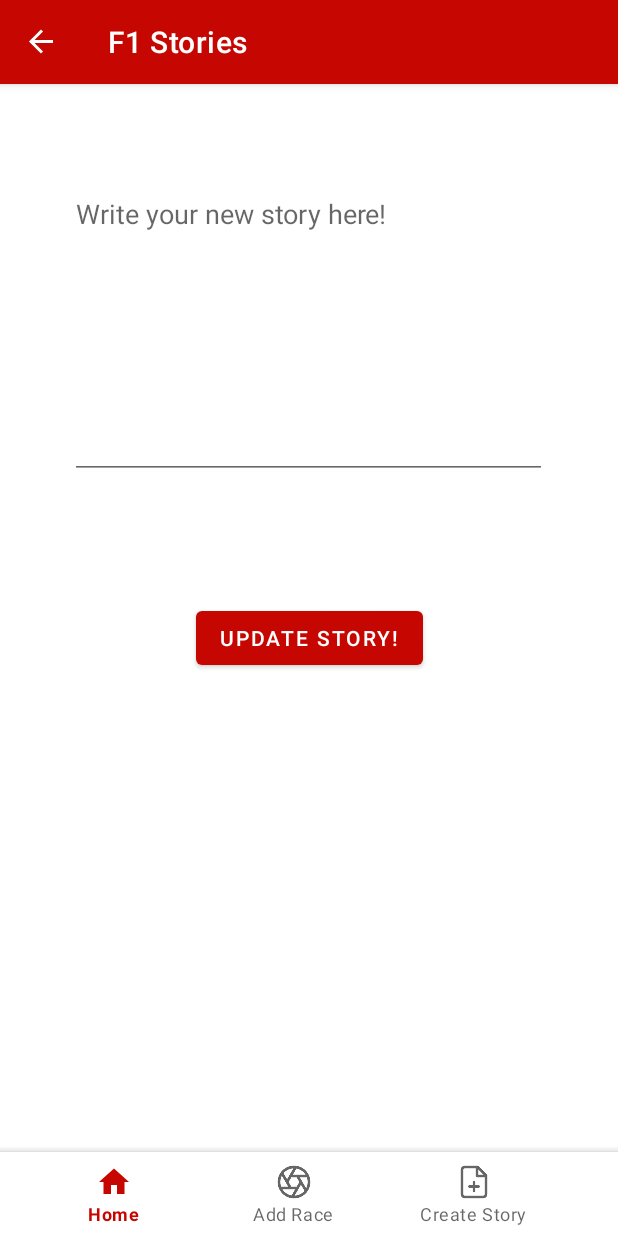
After one commit to nicolasloontjens/f1stories-nma-frontend, an Android app: the fragment UpdateStoryFragment placed in its activity, on a phone screen of 412 x 824 dp. The commit adds this screen. Run offline under Robolectric (Android 15) with nearby library versions, the phone set to English and light mode, and no system bars; our stand-ins replace data binding, navigation-ui; 2 statements that could not run were skipped.

Commit message:
added edit post feature

```diff
--- a/app/src/main/java/be/howest/nicolas/loontjens/f1stories/network/F1StoriesApiService.kt
+++ b/app/src/main/java/be/howest/nicolas/loontjens/f1stories/network/F1StoriesApiService.kt
@@ -51,6 +51,9 @@ interface F1StoriesApiService{
     @DELETE("stories/{id}")
     suspend fun deleteStory(@Path("id") id:Int, @Header("Authorization") auth:String)
 
+    @PUT("stories/{id}")
+    suspend fun updateStory(@Path("id") id:Int, @Body comment: AddCommentBody, @Header("Authorization")auth:String)
+
     /*
     @Multipart
     @POST("stories")
--- a/app/src/main/java/be/howest/nicolas/loontjens/f1stories/profile/ProfileFragment.kt
+++ b/app/src/main/java/be/howest/nicolas/loontjens/f1stories/profile/ProfileFragment.kt
@@ -42,6 +42,8 @@ class ProfileFragment : Fragment() {
             //edit
         ProfileStoryListener
          { story ->
+             val action: NavDirections = ProfileFragmentDirections.actionProfileFragmentToUpdateStoryFragment(story.storyid)
+             findNavController().navigate(action)
          },
             //go to comments
         ProfileStoryListener
--- /dev/null
+++ b/app/src/main/java/be/howest/nicolas/loontjens/f1stories/stories/UpdateStoryFragment.kt
@@ -0,0 +1,45 @@
+package be.howest.nicolas.loontjens.f1stories.stories
+
+import androidx.lifecycle.ViewModelProvider
+import android.os.Bundle
+import androidx.fragment.app.Fragment
+import android.view.LayoutInflater
+import android.view.View
+import android.view.ViewGroup
+import androidx.navigation.fragment.findNavController
+import be.howest.nicolas.loontjens.f1stories.R
+import be.howest.nicolas.loontjens.f1stories.databinding.UpdateStoryFragmentBinding
+
+class UpdateStoryFragment : Fragment() {
+
+    companion object {
+        fun newInstance() = UpdateStoryFragment()
+    }
+
+    private lateinit var viewModel: UpdateStoryViewModel
+    private lateinit var viewModelFactory: UpdateStoryViewModelFactory
+    private lateinit var binding: UpdateStoryFragmentBinding
+
+    override fun onCreateView(
+        inflater: LayoutInflater, container: ViewGroup?,
+        savedInstanceState: Bundle?
+    ): View? {
+        viewModelFactory = UpdateStoryViewModelFactory(UpdateStoryFragmentArgs.fromBundle(requireArguments()).storyId)
+        viewModel = ViewModelProvider(this, viewModelFactory).get(UpdateStoryViewModel::class.java)
+        binding = UpdateStoryFragmentBinding.inflate(inflater)
+        return binding.root
+    }
+
+    override fun onViewCreated(view: View, savedInstanceState: Bundle?) {
+        super.onViewCreated(view, savedInstanceState)
+        binding.apply {
+            updateStoryButton.setOnClickListener {
+                viewModel.updateStory(updateStoryContent.text.toString())
+                viewModel.goToProfile(findNavController())
+            }
+        }
+    }
+
+
+
+}
--- /dev/null
+++ b/app/src/main/java/be/howest/nicolas/loontjens/f1stories/stories/UpdateStoryViewModel.kt
@@ -0,0 +1,71 @@
+package be.howest.nicolas.loontjens.f1stories.stories
+
+import androidx.lifecycle.ViewModel
+import androidx.lifecycle.ViewModelProvider
+import androidx.lifecycle.viewModelScope
+import androidx.navigation.NavController
+import androidx.navigation.NavDirections
+import be.howest.nicolas.loontjens.f1stories.database.UserRoomDatabase
+import be.howest.nicolas.loontjens.f1stories.network.F1StoriesApi
+import be.howest.nicolas.loontjens.f1stories.network.data.AddCommentBody
+import kotlinx.coroutines.CoroutineScope
+import kotlinx.coroutines.Dispatchers
+import kotlinx.coroutines.launch
+import java.lang.IllegalArgumentException
+
+class UpdateStoryViewModel(storyId: Int) : ViewModel() {
+
+    var id = 0
+
+    init{
+        id = storyId
+    }
+
+    fun updateStory(content: String){
+        val token = getToken()
+        viewModelScope.launch {
+            try{
+                if(token != null){
+                    F1StoriesApi.retrofitService.updateStory(id, AddCommentBody(content), token)
+                }
+            }catch(ex: Exception){
+
+            }
+        }
+    }
+
+    fun goToProfile(controller: NavController){
+        val userid = getUid()
+        val action: NavDirections = UpdateStoryFragmentDirections.actionUpdateStoryFragmentToProfileFragment(
+            userid!!
+        )
+        controller.navigate(action)
+    }
+
+    fun getUid(): Int?{
+        var uid: Int? = null
+        CoroutineScope(Dispatchers.IO).launch {
+            uid = UserRoomDatabase.INSTANCE?.UserDao()?.getUid()
+        }
+        Thread.sleep(700)
+        return uid
+    }
+
+    fun getToken(): String? {
+        var token: String? = ""
+        CoroutineScope(Dispatchers.IO).launch {
+            token = UserRoomDatabase.INSTANCE?.UserDao()?.getToken()
+        }
+        Thread.sleep(700)
+        return token
+    }
+}
+
+class UpdateStoryViewModelFactory(private val storyId: Int): ViewModelProvider.Factory{
+    override fun <T : ViewModel> create(modelClass: Class<T>): T {
+        if(modelClass.isAssignableFrom(UpdateStoryViewModel::class.java)){
+            return UpdateStoryViewModel(storyId) as T
+        }
+        throw IllegalArgumentException("Unknown ViewModel class")
+    }
+}
--- /dev/null
+++ b/app/src/main/res/layout/update_story_fragment.xml
@@ -0,0 +1,40 @@
+<?xml version="1.0" encoding="utf-8"?>
+<layout xmlns:android="http://schemas.android.com/apk/res/android"
+    xmlns:app="http://schemas.android.com/apk/res-auto"
+    xmlns:tools="http://schemas.android.com/tools">
+
+    <data>
+
+    </data>
+
+    <androidx.constraintlayout.widget.ConstraintLayout
+        android:layout_width="match_parent"
+        android:layout_height="match_parent">
+
+        <EditText
+            android:id="@+id/updateStoryContent"
+            android:layout_width="318dp"
+            android:layout_height="199dp"
+            android:ems="10"
+            android:gravity="start|top"
+            android:hint="Write your new story here!"
+            android:inputType="textMultiLine"
+            app:layout_constraintBottom_toBottomOf="parent"
+            app:layout_constraintEnd_toEndOf="parent"
+            app:layout_constraintHorizontal_bias="0.494"
+            app:layout_constraintStart_toStartOf="parent"
+            app:layout_constraintTop_toTopOf="parent"
+            app:layout_constraintVertical_bias="0.112"
+            tools:ignore="SpeakableTextPresentCheck" />
+
+        <Button
+            android:id="@+id/updateStoryButton"
+            android:layout_width="wrap_content"
+            android:layout_height="wrap_content"
+            android:layout_marginTop="82dp"
+            android:text="Update story!"
+            app:layout_constraintEnd_toEndOf="parent"
+            app:layout_constraintStart_toStartOf="parent"
+            app:layout_constraintTop_toBottomOf="@+id/updateStoryContent" />
+    </androidx.constraintlayout.widget.ConstraintLayout>
+</layout>
--- a/app/src/main/res/navigation/nav_graph.xml
+++ b/app/src/main/res/navigation/nav_graph.xml
@@ -101,5 +101,19 @@
         <action
             android:id="@+id/action_profileFragment_to_commentFragment"
             app:destination="@id/commentFragment" />
+        <action
+            android:id="@+id/action_profileFragment_to_updateStoryFragment"
+            app:destination="@id/updateStoryFragment" />
+    </fragment>
+    <fragment
+        android:id="@+id/updateStoryFragment"
+        android:name="be.howest.nicolas.loontjens.f1stories.stories.UpdateStoryFragment"
+        android:label="UpdateStoryFragment" >
+        <argument
+            android:name="storyId"
+            app:argType="integer" />
+        <action
+            android:id="@+id/action_updateStoryFragment_to_profileFragment"
+            app:destination="@id/profileFragment" />
     </fragment>
 </navigation>
```
